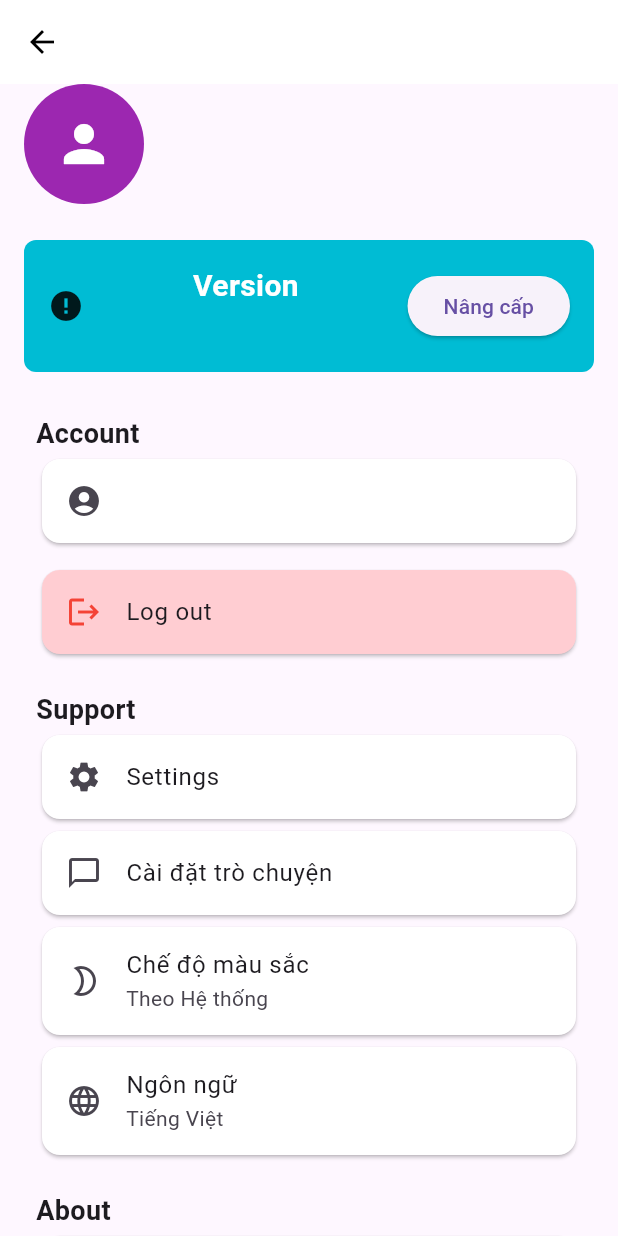
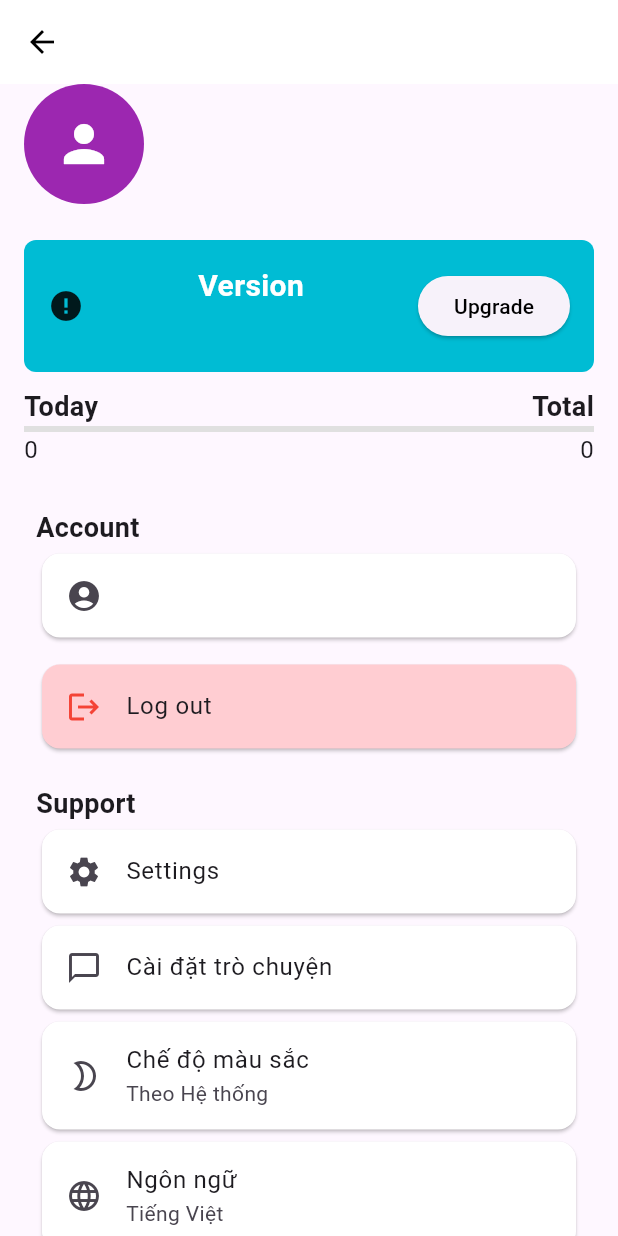
Before and after one commit to ndthienKHTN/Project-AI-Chat, a Flutter app: the AccountScreent screen opened directly, on a phone screen of 412 x 824 dp. Run offline on Flutter 3.47's test engine with Material 3 defaults, Android fonts, the phone set to English and light mode, and no system bars; our stand-ins replace dio, flutter_markdown, flutter_slidable, font_awesome_flutter, google_fonts, image_picker and 4 more; missing offline and left inert: dart:ffi; accounts and stored records are empty; network calls fail; statements that could not run were skipped.

Commit message:
Screen shot

```diff
--- a/lib/View/Account/pages/account_screent.dart
+++ b/lib/View/Account/pages/account_screent.dart
@@ -1,7 +1,9 @@
 import 'package:flutter/material.dart';
+import 'package:font_awesome_flutter/font_awesome_flutter.dart';
 import 'package:project_ai_chat/View/Login/login_screen.dart';
 import 'package:project_ai_chat/viewmodels/auth_view_model.dart';
 import 'package:provider/provider.dart';
+import 'package:url_launcher/url_launcher.dart';
 
 class AccountScreent extends StatefulWidget {
   const AccountScreent({super.key});
@@ -15,6 +17,7 @@ class _AccountScreentState extends State<AccountScreent> {
   void initState() {
     super.initState();
     _loadSubscriptionDetails();
+    _loadTokenUsage();
   }
 
   Future<void> _loadSubscriptionDetails() async {
@@ -22,17 +25,9 @@ class _AccountScreentState extends State<AccountScreent> {
         .loadSubscriptionDetails();
   }
 
-  // Future<void> _loadUserInfo() async {
-  //   try {
-  //     await Provider.of<AuthViewModel>(context, listen: false).fetchUserInfo();
-  //   } catch (e) {
-  //     if (e is ApiResponse<dynamic>) {
-  //       if (e.statusCode == 401) {
-  //         // await _logout();
-  //       }
-  //     }
-  //   }
-  // }
+  Future<void> _loadTokenUsage() async {
+    await Provider.of<AuthViewModel>(context, listen: false).fetchTokens();
+  }
 
   Future<void> _logout() async {
     await Provider.of<AuthViewModel>(context, listen: false).logout();
@@ -141,12 +136,95 @@ class _AccountScreentState extends State<AccountScreent> {
                           ],
                         ),
                         ElevatedButton(
-                          onPressed: () {},
-                          child: const Text('Nâng cấp'),
+                          onPressed: () async {
+                            final Uri url = Uri.parse(
+                                'https://admin.dev.jarvis.cx/pricing/overview');
+                            if (await canLaunchUrl(url)) {
+                              await launchUrl(url);
+                            } else {
+                              ScaffoldMessenger.of(context).showSnackBar(
+                                const SnackBar(
+                                    content: Text('Cannot open link!')),
+                              );
+                            }
+                          },
+                          child: const Text(
+                            'Upgrade',
+                            style: TextStyle(color: Colors.black),
+                          ),
                         ),
                       ],
                     ),
                   ),
+                  const SizedBox(
+                    height: 10,
+                  ),
+                  // Progress Bar Section
+                  const Row(
+                    children: [
+                      Text(
+                        'Today',
+                        style: TextStyle(
+                          fontSize: 18,
+                          fontWeight: FontWeight.bold,
+                        ),
+                      ),
+                      Spacer(),
+                      Text(
+                        'Total',
+                        style: TextStyle(
+                          fontSize: 18,
+                          fontWeight: FontWeight.bold,
+                        ),
+                      ),
+                    ],
+                  ),
+                  Consumer<AuthViewModel>(
+                      builder: (context, authViewModel, child) {
+                    return Column(
+                      children: [
+                        LinearProgressIndicator(
+                          value: authViewModel.maxTokens == 99999
+                              ? 1.0
+                              : authViewModel.maxTokens != null &&
+                                      authViewModel.remainingTokens != null
+                                  ? (authViewModel.remainingTokens! /
+                                          authViewModel.maxTokens!)
+                                      .toDouble()
+                                  : 0.0,
+                          backgroundColor: Colors.grey[300],
+                          color: Colors.blue,
+                        ),
+                        Row(
+                          children: [
+                            Text(
+                              authViewModel.maxTokens == 99999
+                                  ? '0'
+                                  : authViewModel.remainingTokens?.toString() ??
+                                      '0',
+                              style: TextStyle(
+                                fontSize: 16,
+                              ),
+                            ),
+                            Spacer(),
+                            authViewModel.maxTokens == 99999
+                                ? FaIcon(
+                                    FontAwesomeIcons
+                                        .infinity, // FontAwesome Infinity Icon
+                                    size: 16.0,
+                                    color: Colors.blue,
+                                  )
+                                : Text(
+                                    authViewModel.maxTokens?.toString() ?? '0',
+                                    style: TextStyle(
+                                      fontSize: 16,
+                                    ),
+                                  ),
+                          ],
+                        ),
+                      ],
+                    );
+                  }),
                   Padding(
                     padding: const EdgeInsets.all(8.0),
                     child: Column(
@@ -256,6 +334,7 @@ class _AccountScreentState extends State<AccountScreent> {
                             trailing: Text('3.1.0'),
                           ),
                         ),
+                        const SizedBox(height: 20),
                       ],
                     ),
                   ),
--- a/lib/View/HomeChat/home.dart
+++ b/lib/View/HomeChat/home.dart
@@ -92,9 +92,6 @@ class _HomeChatState extends State<HomeChat> {
         .then((_) {
       Provider.of<PromptListViewModel>(context, listen: false).allprompts;
     });
-    // //Load thông tin version
-    // Provider.of<AuthViewModel>(context, listen: false)
-    //     .loadSubscriptionDetails();
   }
 
   Future<void> _loadUserInfo() async {
@@ -426,7 +423,8 @@ class _HomeChatState extends State<HomeChat> {
                               Icons.flash_on,
                               color: Colors.blueAccent,
                             ),
-                            messageModel.remainingUsage == 99999
+                            messageModel.maxTokens == 99999 &&
+                                    messageModel.maxTokens != null
                                 ? const Text(
                                     "Unlimited",
                                     style: TextStyle(
```
Also changed, not shown: lib/services/auth_service.dart (+25 -0 lines), lib/viewmodels/auth_view_model.dart (+33 -0 lines), lib/viewmodels/homechat_view_model.dart (+10 -8 lines).
